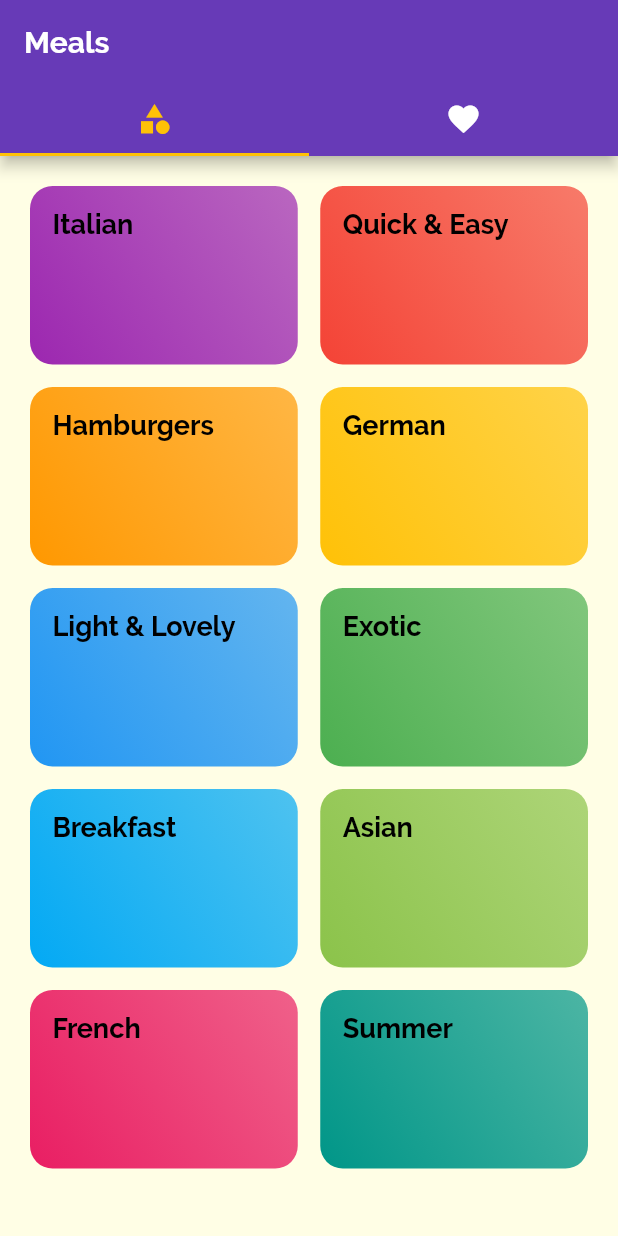
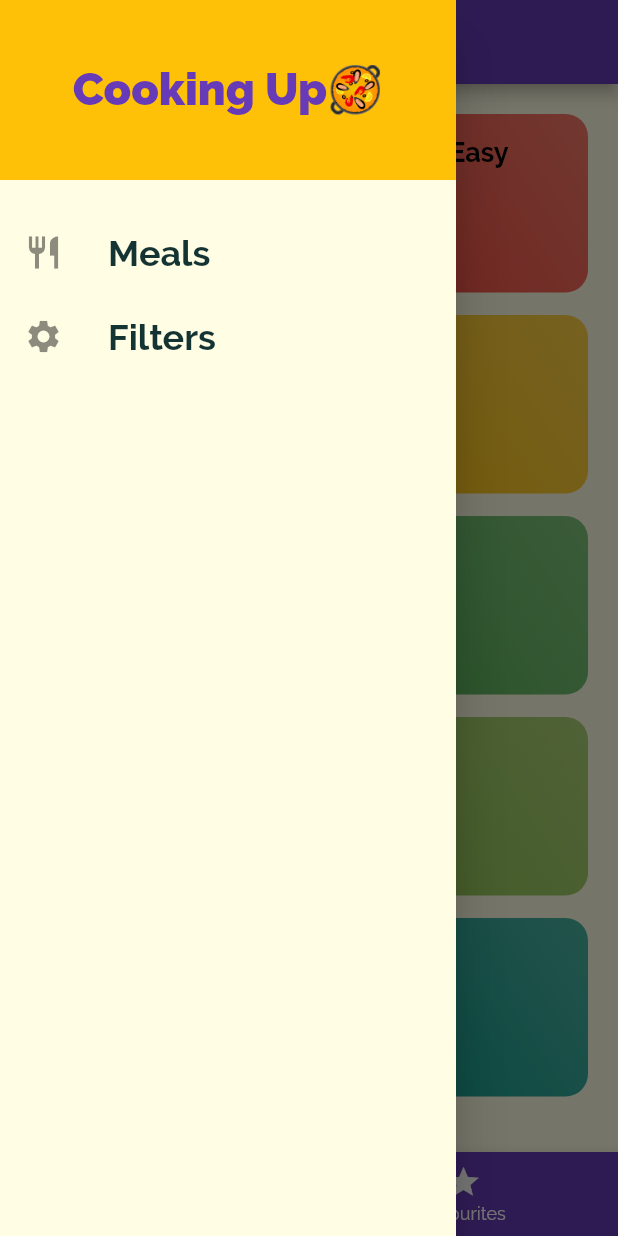
Before and after one commit to ahmad-butt/Mobile-Applications, a Flutter app: the screen it shows after launch, with the side drawer open (before the commit the screen has no drawer), on a phone screen of 412 x 824 dp. Run offline on Flutter 3.47's test engine with Material 2 defaults, Android fonts, the phone set to English and light mode, and no system bars.

Commit message:
Meals App updated

```diff
--- a/meals_app/lib/main.dart
+++ b/meals_app/lib/main.dart
@@ -1,6 +1,7 @@
 import 'package:flutter/material.dart';
 import 'package:meals_app/screens/categoriesScreen.dart';
 import 'package:meals_app/screens/categoryMealsScreen.dart';
+import 'package:meals_app/screens/filterScreen.dart';
 import 'package:meals_app/screens/mealDetailScreen.dart';
 import 'package:meals_app/screens/tabsScreen.dart';
 
@@ -50,6 +51,7 @@ class MyApp extends StatelessWidget {
       routes: {
         '/category-meals': (context) => CategoryMealsScreen(),
         '/meal-detail': (context) => MealDetails(),
+        '/filters': (context) => FilterScreen(),
       },
       onUnknownRoute: (settings) {
         return MaterialPageRoute(
--- /dev/null
+++ b/meals_app/lib/screens/filterScreen.dart
@@ -0,0 +1,20 @@
+import 'package:flutter/material.dart';
+import 'package:meals_app/widgets/mainDrawer.dart';
+
+class FilterScreen extends StatelessWidget {
+  const FilterScreen({Key? key}) : super(key: key);
+
+  @override
+  Widget build(BuildContext context) {
+    return Scaffold(
+      backgroundColor: Theme.of(context).canvasColor,
+      appBar: AppBar(
+        title: Text('Filters'),
+      ),
+      body: Center(
+        child: Text('Filters Screen'),
+      ),
+      drawer: MainDrawer(),
+    );
+  }
+}
--- a/meals_app/lib/screens/tabsScreen.dart
+++ b/meals_app/lib/screens/tabsScreen.dart
@@ -1,6 +1,7 @@
 import 'package:flutter/material.dart';
 import 'package:meals_app/screens/categoriesScreen.dart';
 import 'package:meals_app/screens/favouritesScreen.dart';
+import 'package:meals_app/widgets/mainDrawer.dart';
 
 class TabsScreen extends StatefulWidget {
   @override
@@ -8,32 +9,81 @@ class TabsScreen extends StatefulWidget {
 }
 
 class _TabsScreenState extends State<TabsScreen> {
+  final List<Map<String, dynamic>> tabScreens = [
+    {
+      'page': CategoriesScreen(),
+      'title': 'Categories',
+    },
+    {
+      'page': FavouritesScreen(),
+      'title': 'Your Favourites',
+    },
+  ];
+
+  int _selectedPageIndex = 0;
+
+  void _selectPage(int index) {
+    setState(
+      () {
+        _selectedPageIndex = index;
+      },
+    );
+  }
+
   @override
   Widget build(BuildContext context) {
-    return DefaultTabController(
-      length: 2,
-      child: Scaffold(
-        appBar: AppBar(
-          title: Text('Meals'),
-          bottom: TabBar(
-            labelColor: Theme.of(context).colorScheme.secondary,
-            unselectedLabelColor: Colors.white,
-            tabs: [
-              Tab(
-                icon: Icon(Icons.category),
-              ),
-              Tab(
-                icon: Icon(Icons.favorite),
-              ),
-            ],
+    //Top Tab Navigation Bar
+
+    // return DefaultTabController(
+    //   length: 2,
+    //   child: Scaffold(
+    //     appBar: AppBar(
+    //       title: Text('Meals'),
+    //       bottom: TabBar(
+    //         labelColor: Theme.of(context).colorScheme.secondary,
+    //         unselectedLabelColor: Colors.white,
+    //         tabs: [
+    //           Tab(
+    //             icon: Icon(Icons.category),
+    //           ),
+    //           Tab(
+    //             icon: Icon(Icons.favorite),
+    //           ),
+    //         ],
+    //       ),
+    //     ),
+    //     body: TabBarView(
+    //       children: [
+    //         CategoriesScreen(),
+    //         FavouritesScreen(),
+    //       ],
+    //     ),
+    //   ),
+    // );
+
+    //Bottom Tab Navigation Bar
+    return Scaffold(
+      appBar: AppBar(
+        title: Text('${tabScreens[_selectedPageIndex]['title']}'),
+      ),
+      drawer: MainDrawer(),
+      body: tabScreens[_selectedPageIndex]['page'],
+      bottomNavigationBar: BottomNavigationBar(
+        onTap: _selectPage,
+        backgroundColor: Theme.of(context).colorScheme.primary,
+        unselectedItemColor: Colors.white,
+        selectedItemColor: Theme.of(context).colorScheme.secondary,
+        currentIndex: _selectedPageIndex,
+        items: [
+          BottomNavigationBarItem(
+            icon: Icon(Icons.category),
+            label: 'Categories',
           ),
-        ),
-        body: TabBarView(
-          children: [
-            CategoriesScreen(),
-            FavouritesScreen(),
-          ],
-        ),
+          BottomNavigationBarItem(
+            icon: Icon(Icons.star),
+            label: 'Favourites',
+          ),
+        ],
       ),
     );
   }
--- /dev/null
+++ b/meals_app/lib/widgets/mainDrawer.dart
@@ -0,0 +1,63 @@
+import 'package:flutter/material.dart';
+
+class MainDrawer extends StatelessWidget {
+  @override
+  Widget build(BuildContext context) {
+    Widget buildListTiles(IconData icon, String text, dynamic tapHandler) {
+      return ListTile(
+        leading: Icon(
+          icon,
+          size: 26,
+        ),
+        title: Text(
+          text,
+          style: TextStyle(
+            fontSize: 24,
+            fontWeight: FontWeight.bold,
+            fontFamily: 'RobotoCondensed',
+          ),
+        ),
+        onTap: tapHandler,
+      );
+    }
+
+    return Drawer(
+      child: Column(
+        children: [
+          Container(
+            height: 120,
+            color: Theme.of(context).colorScheme.secondary,
+            width: double.infinity,
+            child: Center(
+              child: Text(
+                'Cooking Up🥘',
+                style: TextStyle(
+                  fontWeight: FontWeight.w900,
+                  fontSize: 30,
+                  color: Theme.of(context).colorScheme.primary,
+                ),
+              ),
+            ),
+          ),
+          SizedBox(
+            height: 20,
+          ),
+          buildListTiles(
+            Icons.restaurant,
+            'Meals',
+            () {
+              Navigator.of(context).pushReplacementNamed('/');
+            },
+          ),
+          buildListTiles(
+            Icons.settings,
+            'Filters',
+            () {
+              Navigator.of(context).pushReplacementNamed('/filters');
+            },
+          ),
+        ],
+      ),
+    );
+  }
+}
```
